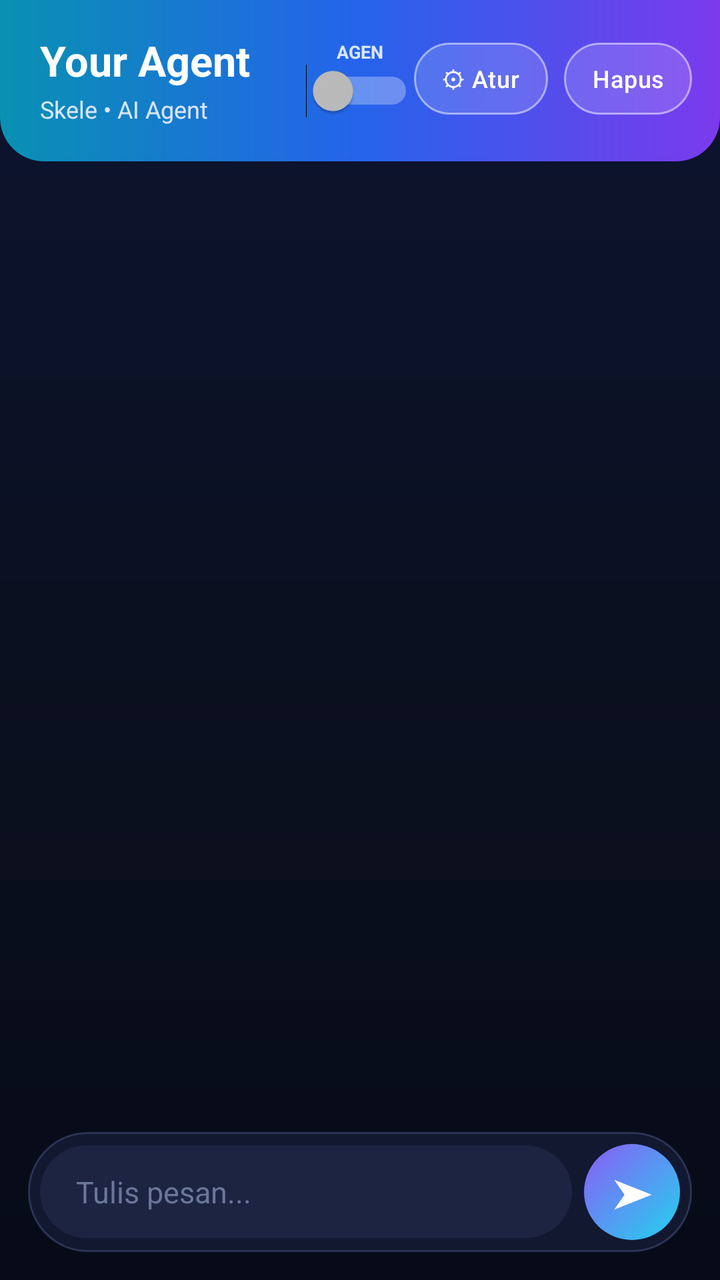
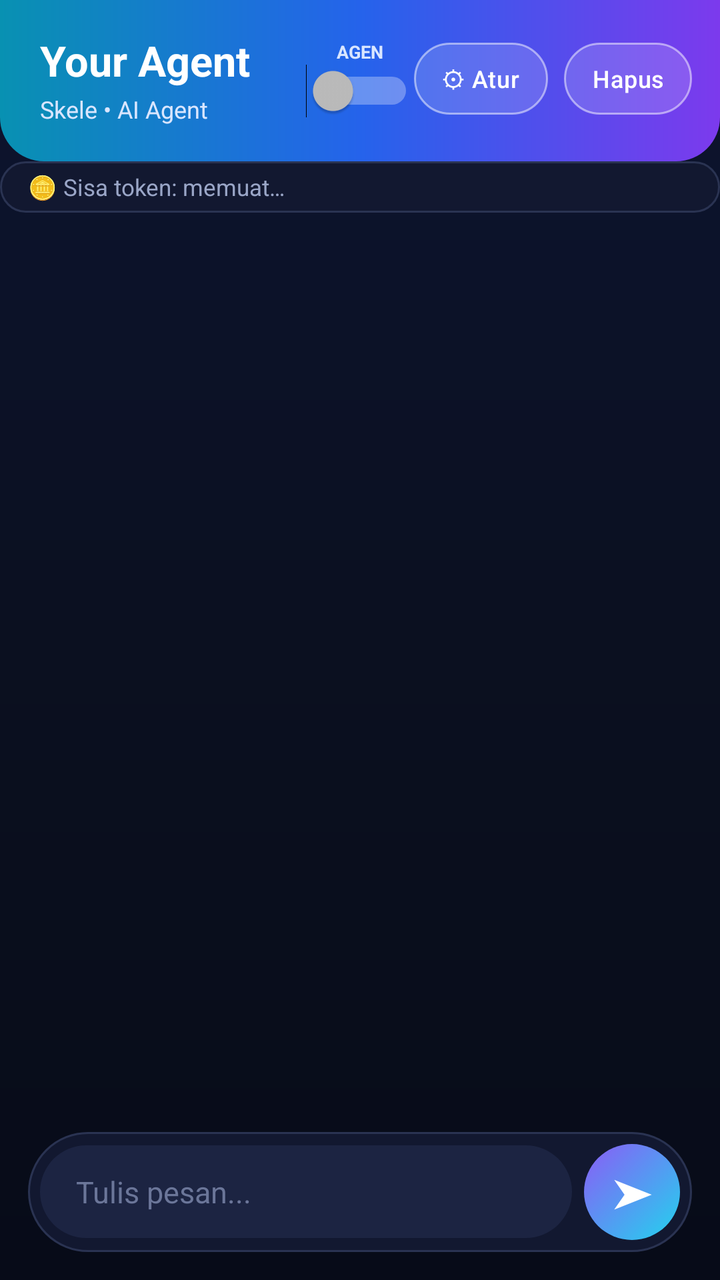

The first picture is an Android layout as it rendered before a commit; the second is the same layout after the commit. The layout source and the unified diff follow.
<!-- AndroidManifest.xml: application theme Theme.YourAgent -->
<!-- res/layout/activity_main.xml -->
<?xml version="1.0" encoding="utf-8"?>
<LinearLayout xmlns:android="http://schemas.android.com/apk/res/android"
    android:id="@+id/rootLayout"
    android:layout_width="match_parent"
    android:layout_height="match_parent"
    android:background="@drawable/bg_app"
    android:orientation="vertical">

    
    <LinearLayout
        android:layout_width="match_parent"
        android:layout_height="wrap_content"
        android:background="@drawable/bg_header"
        android:gravity="center_vertical"
        android:orientation="horizontal"
        android:paddingStart="20dp"
        android:paddingTop="16dp"
        android:paddingEnd="14dp"
        android:paddingBottom="18dp">

        <LinearLayout
            android:layout_width="0dp"
            android:layout_height="wrap_content"
            android:layout_weight="1"
            android:orientation="vertical">

            <TextView
                android:layout_width="wrap_content"
                android:layout_height="wrap_content"
                android:text="Your Agent"
                android:textColor="@color/text_on_gradient"
                android:textSize="21sp"
                android:textStyle="bold" />

            <TextView
                android:layout_width="wrap_content"
                android:layout_height="wrap_content"
                android:layout_marginTop="2dp"
                android:text="Skele • AI Agent"
                android:textColor="#D9E6FF"
                android:textSize="12sp" />
        </LinearLayout>

        <LinearLayout
            android:layout_width="wrap_content"
            android:layout_height="wrap_content"
            android:gravity="center_horizontal"
            android:orientation="vertical">

            <TextView
                android:layout_width="wrap_content"
                android:layout_height="wrap_content"
                android:text="AGEN"
                android:textColor="#D9E6FF"
                android:textSize="9sp"
                android:textStyle="bold" />

            <Switch
                android:id="@+id/switchAgent"
                android:layout_width="wrap_content"
                android:layout_height="wrap_content" />
        </LinearLayout>

        <Button
            android:id="@+id/buttonSettings"
            style="@style/Widget.YourAgent.ChipButton"
            android:text="⚙ Atur" />

        <Button
            android:id="@+id/buttonClear"
            style="@style/Widget.YourAgent.ChipButton"
            android:layout_marginStart="8dp"
            android:text="Hapus" />
    </LinearLayout>

    
    <ScrollView
        android:id="@+id/scrollChat"
        android:layout_width="match_parent"
        android:layout_height="0dp"
        android:layout_weight="1"
        android:clipToPadding="false"
        android:paddingStart="16dp"
        android:paddingTop="14dp"
        android:paddingEnd="16dp"
        android:paddingBottom="10dp"
        android:scrollbars="none">

        <LinearLayout
            android:id="@+id/chatContainer"
            android:layout_width="match_parent"
            android:layout_height="wrap_content"
            android:orientation="vertical" />
    </ScrollView>

    
    <LinearLayout
        android:layout_width="match_parent"
        android:layout_height="wrap_content"
        android:layout_marginStart="14dp"
        android:layout_marginEnd="14dp"
        android:layout_marginBottom="14dp"
        android:background="@drawable/bg_input_bar"
        android:gravity="center_vertical"
        android:orientation="horizontal"
        android:padding="6dp">

        <EditText
            android:id="@+id/editMessage"
            android:layout_width="0dp"
            android:layout_height="wrap_content"
            android:layout_marginEnd="6dp"
            android:layout_weight="1"
            android:background="@drawable/bg_edit_pill"
            android:hint="Tulis pesan..."
            android:imeOptions="actionSend"
            android:inputType="textMultiLine|textCapSentences"
            android:maxLines="4"
            android:paddingStart="18dp"
            android:paddingTop="13dp"
            android:paddingEnd="18dp"
            android:paddingBottom="13dp"
            android:textColor="@color/text_primary"
            android:textColorHint="@color/text_hint"
            android:textSize="15sp" />

        <Button
            android:id="@+id/buttonSend"
            style="@style/Widget.YourAgent.SendButton"
            android:text="➤" />
    </LinearLayout>

</LinearLayout>
<!-- resources referenced by this layout -->
<resources>
  <color name="text_hint">#6B7699</color>
  <color name="text_on_gradient">#FFFFFF</color>
  <color name="text_primary">#EDF1FF</color>
  <!-- drawable bg_app (drawable) -->
  <?xml version="1.0" encoding="utf-8"?>
  <shape xmlns:android="http://schemas.android.com/apk/res/android"
      android:shape="rectangle">
      <gradient
          android:angle="270"
          android:startColor="#0D1430"
          android:centerColor="#0B1020"
          android:endColor="#070B18"
          android:type="linear" />
  </shape>
  <!-- drawable bg_edit_pill (drawable) -->
  <?xml version="1.0" encoding="utf-8"?>
  <shape xmlns:android="http://schemas.android.com/apk/res/android"
      android:shape="rectangle">
      <corners android:radius="24dp" />
      <solid android:color="#1C2442" />
  </shape>
  <!-- drawable bg_header (drawable) -->
  <?xml version="1.0" encoding="utf-8"?>
  <shape xmlns:android="http://schemas.android.com/apk/res/android"
      android:shape="rectangle">
      <gradient
          android:angle="0"
          android:startColor="#0891B2"
          android:centerColor="#2563EB"
          android:endColor="#7C3AED"
          android:type="linear" />
      <corners
          android:bottomLeftRadius="22dp"
          android:bottomRightRadius="22dp" />
  </shape>
  <!-- drawable bg_input_bar (drawable) -->
  <?xml version="1.0" encoding="utf-8"?>
  <shape xmlns:android="http://schemas.android.com/apk/res/android"
      android:shape="rectangle">
      <corners android:radius="30dp" />
      <solid android:color="#121830" />
      <stroke
          android:width="1dp"
          android:color="#2A3352" />
  </shape>
  <style name="Widget.YourAgent.ChipButton" parent="Widget.AppCompat.Button.Borderless">
          <item name="android:layout_width">wrap_content</item>
          <item name="android:layout_height">36dp</item>
          <item name="android:minWidth">0dp</item>
          <item name="android:minHeight">0dp</item>
          <item name="android:paddingStart">14dp</item>
          <item name="android:paddingEnd">14dp</item>
          <item name="android:background">@drawable/bg_chip_header</item>
          <item name="android:textColor">@color/text_on_gradient</item>
          <item name="android:textSize">12sp</item>
          <item name="android:textAllCaps">false</item>
          <item name="android:letterSpacing">0.02</item>
      </style>
  <style name="Widget.YourAgent.SendButton" parent="Widget.AppCompat.Button.Borderless">
          <item name="android:layout_width">48dp</item>
          <item name="android:layout_height">48dp</item>
          <item name="android:minWidth">0dp</item>
          <item name="android:minHeight">0dp</item>
          <item name="android:padding">0dp</item>
          <item name="android:background">@drawable/btn_send</item>
          <item name="android:textColor">@color/text_on_gradient</item>
          <item name="android:textSize">19sp</item>
          <item name="android:textStyle">bold</item>
          <item name="android:textAllCaps">false</item>
      </style>
  <style name="Theme.YourAgent" parent="Theme.AppCompat.NoActionBar">
          <item name="colorPrimary">@color/accent_cyan</item>
          <item name="colorAccent">@color/accent_violet</item>
          <item name="android:windowBackground">@color/bg_navy_deep</item>
          <item name="android:statusBarColor">@color/bg_navy_deep</item>
          <item name="android:navigationBarColor">@color/bg_navy_deep</item>
      </style>
  <color name="accent_cyan">#22D3EE</color>
  <color name="accent_violet">#8B5CF6</color>
  <color name="bg_navy_deep">#070B18</color>
  <!-- unchanged entries left out for length: 2 -->
</resources>

<!-- the commit's change to res/layout/activity_main.xml (unified diff, before → after) -->
@@ -74,6 +74,26 @@
     </LinearLayout>
 
     
+    <LinearLayout
+        android:id="@+id/quotaBar"
+        android:layout_width="match_parent"
+        android:layout_height="wrap_content"
+        android:background="@drawable/bg_agent_bar"
+        android:orientation="horizontal"
+        android:paddingStart="14dp"
+        android:paddingTop="5dp"
+        android:paddingEnd="14dp"
+        android:paddingBottom="5dp">
+
+        <TextView
+            android:id="@+id/textQuotaLive"
+            android:layout_width="match_parent"
+            android:layout_height="wrap_content"
+            android:text="🪙 Sisa token: memuat…"
+            android:textColor="@color/text_secondary"
+            android:textSize="11.5sp" />
+    </LinearLayout>
+
     <ScrollView
         android:id="@+id/scrollChat"
         android:layout_width="match_parent"
<!-- resource entries referenced after the edit -->
@@ -3,6 +3,17 @@
   <color name="text_hint">#6B7699</color>
   <color name="text_on_gradient">#FFFFFF</color>
   <color name="text_primary">#EDF1FF</color>
+  <color name="text_secondary">#9AA6C7</color>
+  <!-- drawable bg_agent_bar (drawable) -->
+  <?xml version="1.0" encoding="utf-8"?>
+  <shape xmlns:android="http://schemas.android.com/apk/res/android"
+      android:shape="rectangle">
+      <corners android:radius="18dp" />
+      <solid android:color="#121830" />
+      <stroke
+          android:width="1dp"
+          android:color="#2A3352" />
+  </shape>
   <!-- drawable bg_app (drawable) -->
   <?xml version="1.0" encoding="utf-8"?>
   <shape xmlns:android="http://schemas.android.com/apk/res/android"
